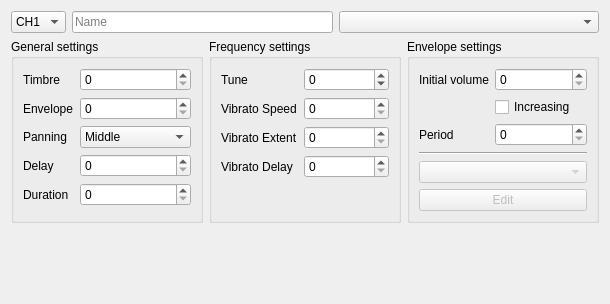
stoneface86/trackerboy, file ui/designer/InstrumentEditor.ui: the form before one commit.
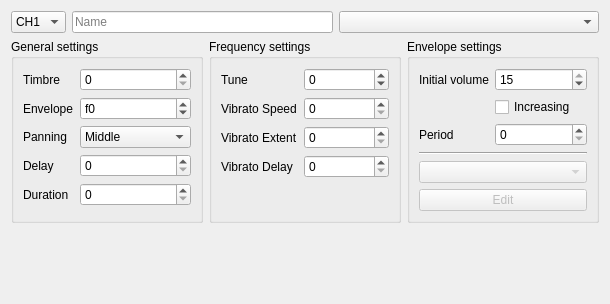
The form after the commit. Custom widgets are drawn as their Qt base class.

Diff of the .ui file:
```diff
--- a/ui/designer/InstrumentEditor.ui
+++ b/ui/designer/InstrumentEditor.ui
@@ -158,6 +158,9 @@
             <property name="maximum">
              <number>255</number>
             </property>
+            <property name="value">
+             <number>240</number>
+            </property>
             <property name="displayIntegerBase">
              <number>16</number>
             </property>
@@ -268,7 +271,14 @@
              </widget>
             </item>
             <item row="0" column="1">
-             <widget class="QSpinBox" name="mEnvelopeInitVolumeSpin"/>
+             <widget class="QSpinBox" name="mEnvelopeInitVolumeSpin">
+              <property name="maximum">
+               <number>15</number>
+              </property>
+              <property name="value">
+               <number>15</number>
+              </property>
+             </widget>
             </item>
             <item row="1" column="1">
              <widget class="QCheckBox" name="mEnvelopeIncreasingCheckbox">
```
Left out of the diff: 6 changed lines with no effect on the pictures.
